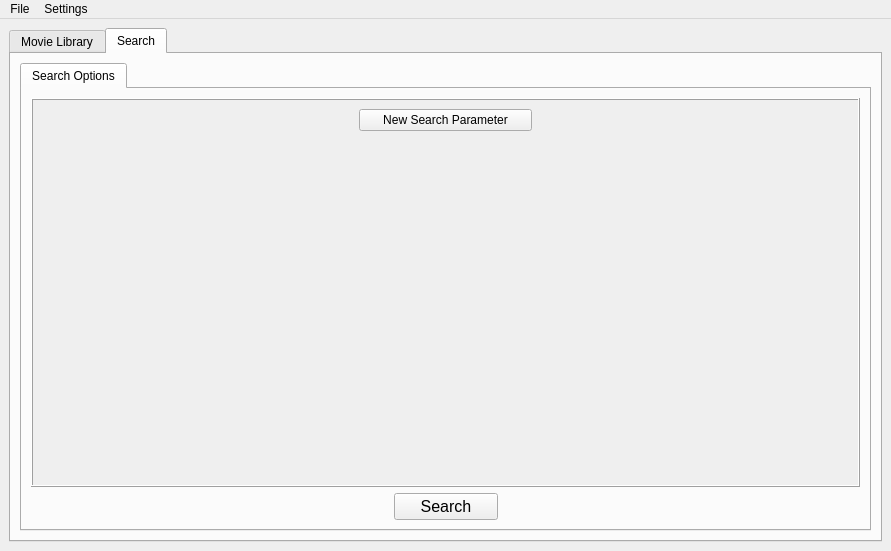
TheRealBanana/movie_organizer, file ui_files/MainWindow.ui: the form before one commit.
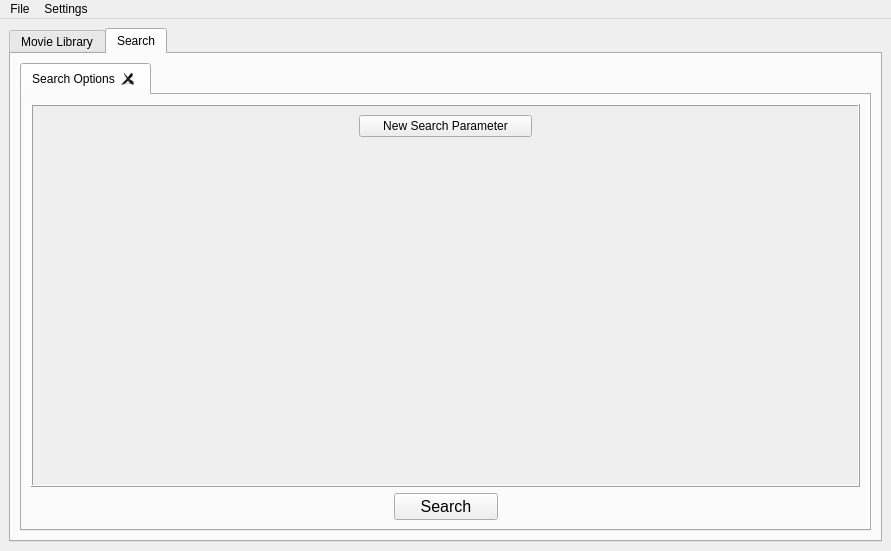
The form after the commit. The open tabs and pages were chosen to show the change. Custom widgets are drawn as their Qt base class.

Commit message: Better matching and fixed search tab

The edit to the form file:
```diff
--- a/ui_files/MainWindow.ui
+++ b/ui_files/MainWindow.ui
@@ -46,6 +46,9 @@
           <property name="currentIndex">
            <number>0</number>
           </property>
+          <property name="tabsClosable">
+           <bool>true</bool>
+          </property>
           <widget class="QWidget" name="searchParametersTab">
            <attribute name="title">
             <string>Search Options</string>
```
The commit also changes 4 other files.
